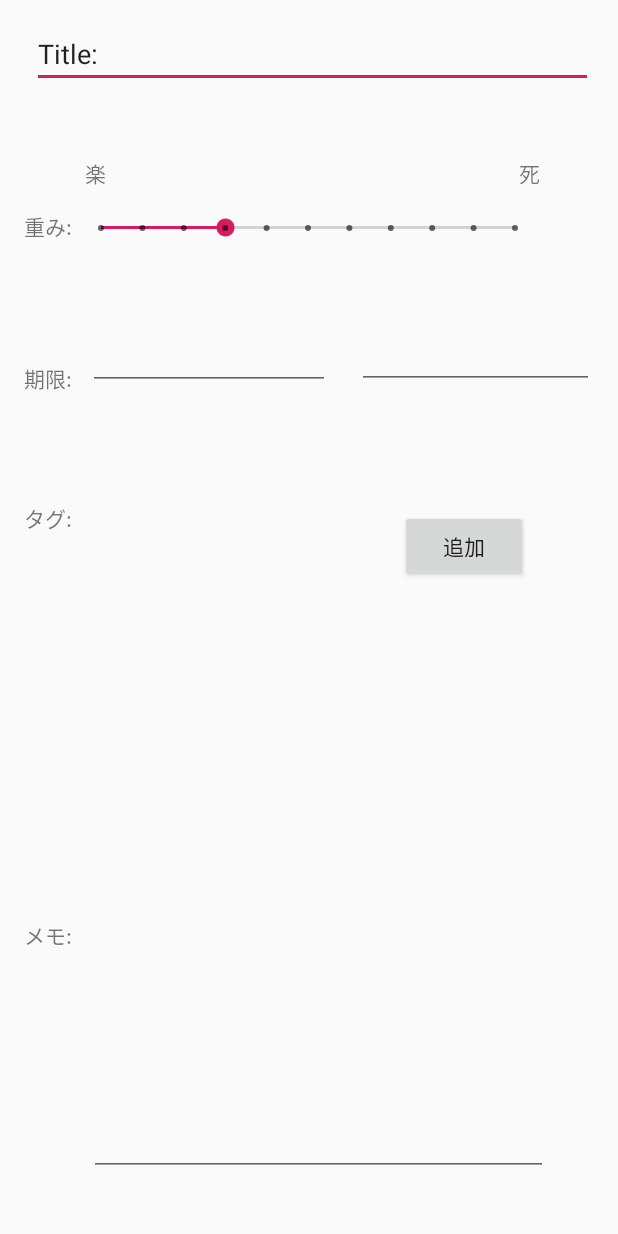
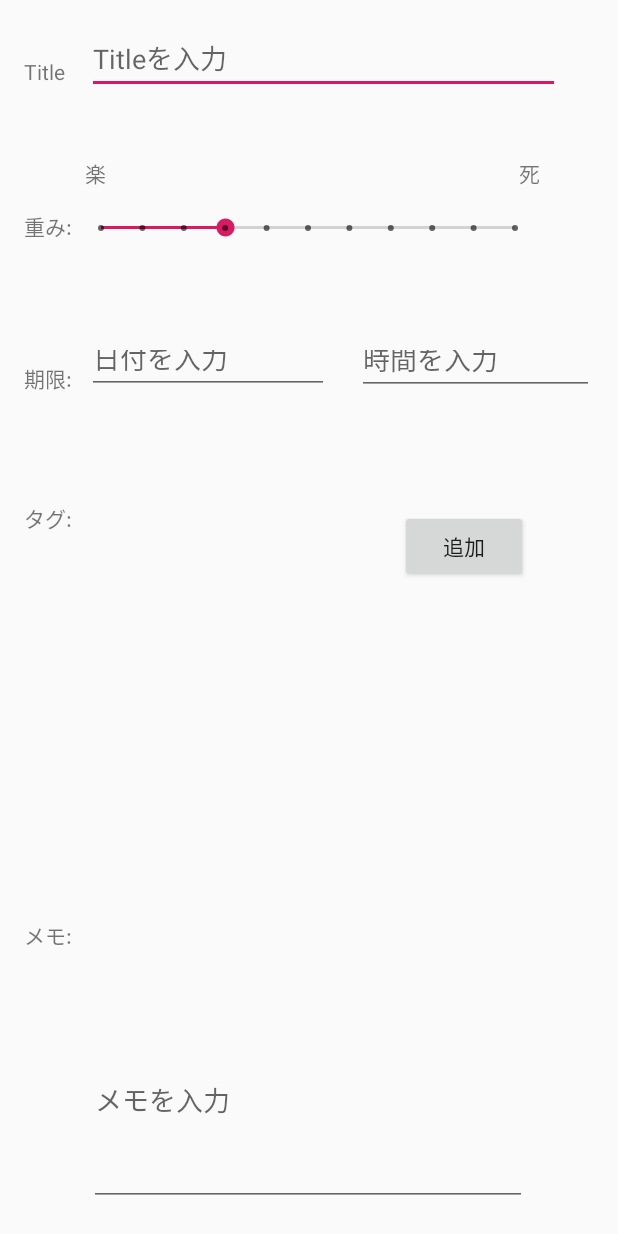
Before and after one commit to kiesproject/yabamiru, an Android app: the layout app_edit.xml on its own in the app's theme, with its tools: preview values and no code run, on a phone screen of 412 x 824 dp. Run offline under Robolectric (Android 15) with nearby library versions, the phone set to English and light mode, and no system bars.

Commit message:
add_edit_page2

```diff
--- a/app/src/main/res/layout/app_edit.xml
+++ b/app/src/main/res/layout/app_edit.xml
@@ -1,22 +1,21 @@
 <?xml version="1.0" encoding="utf-8"?>
-<android.support.constraint.ConstraintLayout
-    xmlns:android="http://schemas.android.com/apk/res/android"
+<android.support.constraint.ConstraintLayout xmlns:android="http://schemas.android.com/apk/res/android"
     xmlns:app="http://schemas.android.com/apk/res-auto"
     xmlns:tools="http://schemas.android.com/tools"
     android:layout_width="match_parent"
     android:layout_height="match_parent">
 
     <EditText
-        android:id="@+id/editText2"
-        android:layout_width="374dp"
-        android:layout_height="40dp"
+        android:id="@+id/edit_title"
+        android:layout_width="315dp"
+        android:layout_height="44dp"
         android:layout_marginBottom="8dp"
         android:layout_marginEnd="8dp"
         android:layout_marginStart="8dp"
         android:layout_marginTop="8dp"
         android:ems="10"
+        android:hint="Titleを入力"
         android:inputType="textPersonName"
-        android:text="Title:"
         app:layout_constraintBottom_toBottomOf="parent"
         app:layout_constraintEnd_toEndOf="parent"
         app:layout_constraintHorizontal_bias="0.619"
@@ -43,7 +42,7 @@
         app:layout_constraintVertical_bias="0.162" />
 
     <TextView
-        android:id="@+id/textView"
+        android:id="@+id/text_weight"
         android:layout_width="wrap_content"
         android:layout_height="wrap_content"
         android:layout_marginBottom="8dp"
@@ -55,11 +54,11 @@
         app:layout_constraintEnd_toEndOf="parent"
         app:layout_constraintHorizontal_bias="0.022"
         app:layout_constraintStart_toStartOf="parent"
-        app:layout_constraintTop_toTopOf="@+id/editText2"
+        app:layout_constraintTop_toTopOf="@+id/edit_title"
         app:layout_constraintVertical_bias="0.148" />
 
     <TextView
-        android:id="@+id/textView2"
+        android:id="@+id/text_deadline"
         android:layout_width="34dp"
         android:layout_height="23dp"
         android:layout_marginBottom="8dp"
@@ -75,41 +74,43 @@
         app:layout_constraintVertical_bias="0.297" />
 
     <EditText
-        android:id="@+id/editText5"
+        android:id="@+id/edit_date"
         android:layout_width="161dp"
-        android:layout_height="35dp"
+        android:layout_height="39dp"
         android:layout_marginBottom="8dp"
         android:layout_marginEnd="8dp"
         android:layout_marginStart="8dp"
         android:layout_marginTop="8dp"
         android:ems="10"
+        android:hint="日付を入力"
         android:inputType="date"
         app:layout_constraintBottom_toBottomOf="parent"
         app:layout_constraintEnd_toEndOf="parent"
-        app:layout_constraintHorizontal_bias="0.217"
+        app:layout_constraintHorizontal_bias="0.213"
         app:layout_constraintStart_toStartOf="parent"
         app:layout_constraintTop_toTopOf="parent"
         app:layout_constraintVertical_bias="0.28" />
 
     <EditText
-        android:id="@+id/editText6"
+        android:id="@+id/edit_time"
         android:layout_width="158dp"
-        android:layout_height="36dp"
+        android:layout_height="40dp"
         android:layout_marginBottom="8dp"
         android:layout_marginEnd="8dp"
         android:layout_marginStart="8dp"
         android:layout_marginTop="8dp"
         android:ems="10"
+        android:hint="時間を入力"
         android:inputType="time"
         app:layout_constraintBottom_toBottomOf="parent"
         app:layout_constraintEnd_toEndOf="parent"
         app:layout_constraintHorizontal_bias="0.966"
         app:layout_constraintStart_toStartOf="parent"
         app:layout_constraintTop_toTopOf="parent"
-        app:layout_constraintVertical_bias="0.279" />
+        app:layout_constraintVertical_bias="0.28" />
 
     <TextView
-        android:id="@+id/textView3"
+        android:id="@+id/text_tag"
         android:layout_width="wrap_content"
         android:layout_height="wrap_content"
         android:layout_marginBottom="8dp"
@@ -121,7 +122,7 @@
         app:layout_constraintEnd_toEndOf="parent"
         app:layout_constraintHorizontal_bias="0.022"
         app:layout_constraintStart_toStartOf="parent"
-        app:layout_constraintTop_toTopOf="@+id/editText2"
+        app:layout_constraintTop_toTopOf="@+id/edit_title"
         app:layout_constraintVertical_bias="0.401" />
 
     <android.support.v7.widget.RecyclerView
@@ -140,7 +141,7 @@
         app:layout_constraintVertical_bias="0.596" />
 
     <TextView
-        android:id="@+id/textView4"
+        android:id="@+id/text_memo"
         android:layout_width="36dp"
         android:layout_height="20dp"
         android:layout_marginBottom="8dp"
@@ -155,23 +156,6 @@
         app:layout_constraintTop_toTopOf="parent"
         app:layout_constraintVertical_bias="0.767" />
 
-    <EditText
-        android:id="@+id/editText10"
-        android:layout_width="306dp"
-        android:layout_height="132dp"
-        android:layout_marginBottom="8dp"
-        android:layout_marginEnd="8dp"
-        android:layout_marginStart="8dp"
-        android:layout_marginTop="8dp"
-        android:ems="10"
-        android:inputType="textPersonName"
-        app:layout_constraintBottom_toBottomOf="parent"
-        app:layout_constraintEnd_toEndOf="parent"
-        app:layout_constraintHorizontal_bias="0.573"
-        app:layout_constraintStart_toStartOf="parent"
-        app:layout_constraintTop_toTopOf="parent"
-        app:layout_constraintVertical_bias="0.953" />
-
     <Button
         android:id="@+id/button"
         android:layout_width="85dp"
@@ -185,7 +169,7 @@
         app:layout_constraintEnd_toEndOf="parent"
         app:layout_constraintHorizontal_bias="0.832"
         app:layout_constraintStart_toStartOf="parent"
-        app:layout_constraintTop_toTopOf="@+id/editText2"
+        app:layout_constraintTop_toTopOf="@+id/edit_title"
         app:layout_constraintVertical_bias="0.423" />
 
     <TextView
@@ -220,4 +204,39 @@
         app:layout_constraintTop_toTopOf="parent"
         app:layout_constraintVertical_bias="0.123" />
 
+    <TextView
+        android:id="@+id/text_title"
+        android:layout_width="wrap_content"
+        android:layout_height="wrap_content"
+        android:layout_marginBottom="8dp"
+        android:layout_marginEnd="8dp"
+        android:layout_marginStart="8dp"
+        android:layout_marginTop="8dp"
+        android:text="Title"
+        app:layout_constraintBottom_toBottomOf="parent"
+        app:layout_constraintEnd_toEndOf="parent"
+        app:layout_constraintHorizontal_bias="0.021"
+        app:layout_constraintStart_toStartOf="parent"
+        app:layout_constraintTop_toTopOf="parent"
+        app:layout_constraintVertical_bias="0.038" />
+
+    <EditText
+        android:id="@+id/edit_memo"
+        android:layout_width="292dp"
+        android:layout_height="141dp"
+        android:layout_marginBottom="8dp"
+        android:layout_marginEnd="8dp"
+        android:layout_marginStart="8dp"
+        android:layout_marginTop="8dp"
+        android:ems="10"
+        android:hint="メモを入力"
+        android:inputType="textMultiLine"
+        app:layout_constraintBottom_toBottomOf="parent"
+        app:layout_constraintEnd_toEndOf="parent"
+        app:layout_constraintHorizontal_bias="0.495"
+        app:layout_constraintStart_toStartOf="parent"
+        app:layout_constraintTop_toTopOf="parent"
+        app:layout_constraintVertical_bias="0.982"
+        android:maxLines="10"/>
+
 </android.support.constraint.ConstraintLayout>
```
